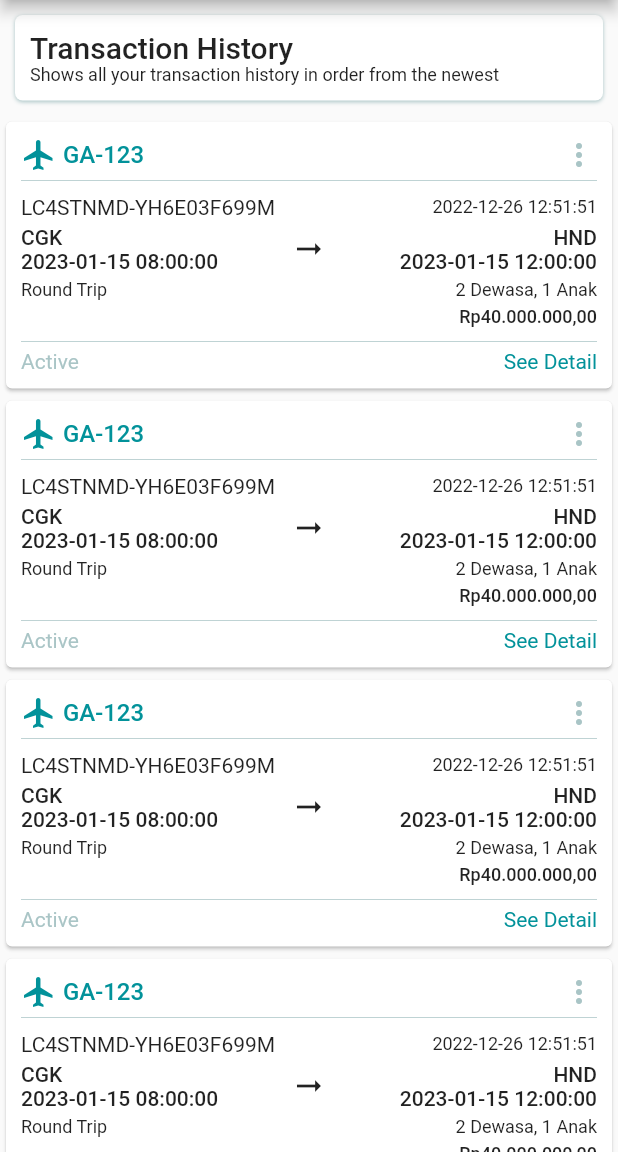
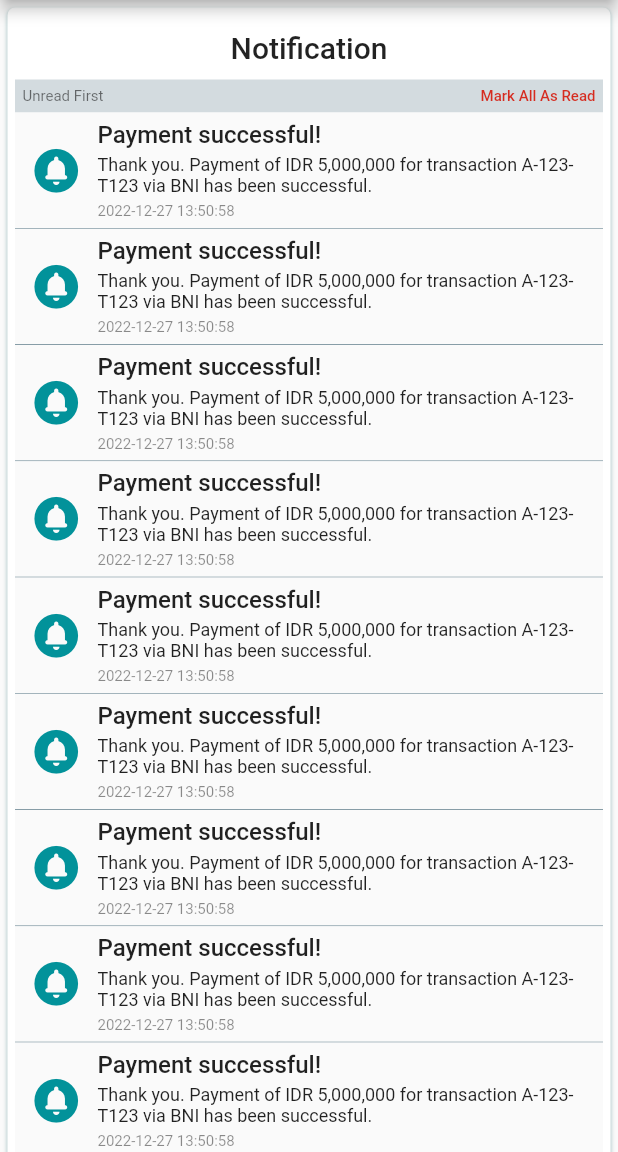
Before and after one commit to driskimaulana/flyket, a Flutter app: the screen it shows after launch, on a phone screen of 412 x 824 dp, the part 84-1236 px from its top. Run offline on Flutter 3.47's test engine with Material 2 defaults, Android fonts, the light colour scheme and no system bars; our stand-ins replace dropdown_button2; missing offline and left inert: dart:ffi, dropdownfield2.

Commit message:
Add notification page

```diff
--- a/lib/main.dart
+++ b/lib/main.dart
@@ -2,6 +2,7 @@ import 'package:flutter/material.dart';
 import 'package:flyket/model/schedule/search_scheadule.dart';
 import 'package:flyket/view/screen/choose_schedule/choose_schedule.dart';
 import 'package:flyket/view/screen/home/home_screen.dart';
+import 'package:flyket/view/screen/user_notification/user_notification.dart';
 import 'package:flyket/view/screen/passanger_form/passanger_form.dart';
 import 'package:flyket/view/screen/transaction_history/transaction_history.dart';
 
@@ -22,7 +23,7 @@ class MyApp extends StatelessWidget {
         primarySwatch: Colors.cyan,
       ),
       // home: const HomeScreen(),
-      home: TransactionHistory(),
+      home: UserNotification(),
       // home: ChooseSchedule(
       //   searchFlight: new SearchScheadule(
       //       fromAirport: "Jakarta",
--- a/lib/view/screen/notification/notification.dart
+++ /dev/null
@@ -1,17 +0,0 @@
-import 'package:flutter/material.dart';
-
-class Notification extends StatefulWidget {
-  const Notification({super.key});
-
-  @override
-  State<Notification> createState() => _NotificationState();
-}
-
-class _NotificationState extends State<Notification> {
-  @override
-  Widget build(BuildContext context) {
-    // PAKE LIST VIEW BUILDER
-
-    return Container();
-  }
-}
--- /dev/null
+++ b/lib/view/screen/user_notification/user_notification.dart
@@ -0,0 +1,180 @@
+import 'package:flutter/material.dart';
+import 'package:flyket/main.dart';
+
+class UserNotification extends StatefulWidget {
+  const UserNotification({super.key});
+
+  @override
+  State<UserNotification> createState() => _UserNotificationState();
+}
+
+class _UserNotificationState extends State<UserNotification> {
+  final mainColor = const Color(0xff02929A);
+  final secondColor = const Color.fromARGB(158, 117, 161, 163);
+
+  @override
+  Widget build(BuildContext context) {
+    // PAKE LIST VIEW BUILDER
+
+    return Scaffold(
+      appBar: AppBar(
+        backgroundColor: mainColor,
+        title: Container(
+          child: Row(
+            mainAxisAlignment: MainAxisAlignment.spaceBetween,
+            children: [
+              Row(
+                children: [
+                  Image.asset(
+                    "assets/images/logo.png",
+                    height: 30,
+                  ),
+                  const SizedBox(
+                    width: 10,
+                  ),
+                  const Text(
+                    "FlyTicket",
+                    style: TextStyle(color: Colors.white),
+                  )
+                ],
+              ),
+              Row(
+                children: [
+                  const Icon(
+                    Icons.notifications,
+                    color: Colors.white,
+                  ),
+                  const SizedBox(
+                    width: 10,
+                  ),
+                  CircleAvatar(
+                    backgroundColor: Colors.transparent,
+                    child: Image.asset(
+                      "assets/images/profile.png",
+                      width: 30,
+                      height: 30,
+                    ),
+                  )
+                ],
+              )
+            ],
+          ),
+        ),
+      ),
+      body: SingleChildScrollView(
+        child: Container(
+          margin: EdgeInsets.all(5),
+          padding: EdgeInsets.all(5),
+          decoration: BoxDecoration(
+              borderRadius: BorderRadius.circular(5),
+              color: Colors.white,
+              boxShadow: [
+                BoxShadow(
+                    color: secondColor, blurRadius: 1.5, offset: Offset(0, 1))
+              ]),
+          child: Column(
+            mainAxisAlignment: MainAxisAlignment.center,
+            children: [
+              Container(
+                padding: EdgeInsets.all(5),
+                margin: EdgeInsets.all(5),
+                child: Column(
+                  crossAxisAlignment: CrossAxisAlignment.start,
+                  children: [
+                    Text(
+                      "Notification",
+                      style:
+                          TextStyle(fontSize: 20, fontWeight: FontWeight.w500),
+                    ),
+                  ],
+                ),
+              ),
+              Container(
+                padding: EdgeInsets.all(5),
+                width: MediaQuery.of(context).size.width,
+                color: Color.fromARGB(255, 211, 219, 223),
+                child: Row(
+                  mainAxisAlignment: MainAxisAlignment.spaceBetween,
+                  children: [
+                    Text(
+                      "Unread First",
+                      style: TextStyle(fontSize: 10, color: Colors.black54),
+                    ),
+                    Text(
+                      "Mark All As Read",
+                      style: TextStyle(
+                          fontSize: 10,
+                          fontWeight: FontWeight.w500,
+                          color: Color.fromARGB(221, 214, 16, 2)),
+                    )
+                  ],
+                ),
+              ),
+              ListView.builder(
+                itemCount: 10,
+                shrinkWrap: true,
+                scrollDirection: Axis.vertical,
+                itemBuilder: ((context, index) {
+                  return Container(
+                    padding: EdgeInsets.all(5),
+                    decoration: BoxDecoration(
+                        color: Color.fromARGB(250, 250, 250, 250),
+                        border: Border(
+                            bottom: BorderSide(
+                                color: Colors.blueGrey, width: 0.5))),
+                    child: Row(
+                      children: [
+                        Container(
+                          padding: EdgeInsets.fromLTRB(5, 0, 5, 0),
+                          child: Column(
+                            children: [
+                              Icon(
+                                Icons.circle_notifications_rounded,
+                                color: mainColor,
+                                size: 35,
+                              )
+                            ],
+                          ),
+                        ),
+                        Expanded(
+                            child: Container(
+                          padding: EdgeInsets.fromLTRB(5, 0, 5, 0),
+                          child: Column(
+                            crossAxisAlignment: CrossAxisAlignment.start,
+                            children: [
+                              Wrap(
+                                runSpacing: 4,
+                                children: [
+                                  Text(
+                                    "Payment successful!",
+                                    style: TextStyle(
+                                        fontSize: 16,
+                                        fontWeight: FontWeight.w500),
+                                  ),
+                                  Text(
+                                    "Thank you. Payment of IDR 5,000,000 for transaction A-123-T123 via BNI has been successful.",
+                                    style: TextStyle(
+                                        fontSize: 12, color: Colors.black87),
+                                  ),
+                                  Text(
+                                    "2022-12-27 13:50:58",
+                                    style: TextStyle(
+                                        fontSize: 10, color: Colors.black45),
+                                  ),
+                                ],
+                              )
+                            ],
+                          ),
+                        ))
+                      ],
+                    ),
+                  );
+                }),
+              )
+            ],
+          ),
+        ),
+      ),
+    );
+  }
+}
```
